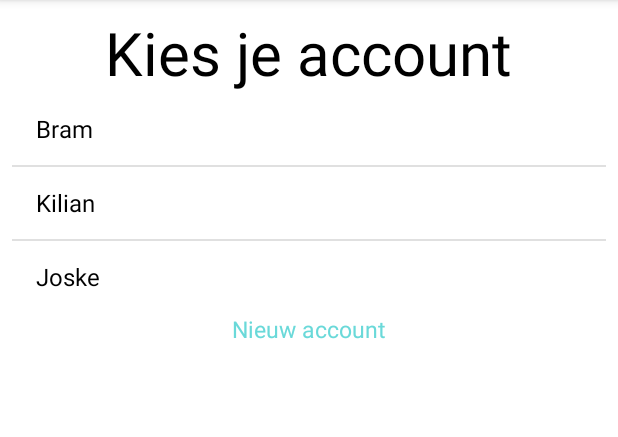
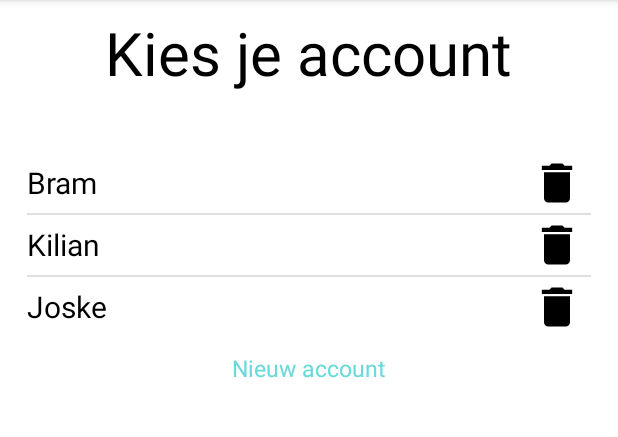
Before and after one commit to BramBleys/FlinkSpreken, an Android app: the screen it shows after launch (MainActivity), on a phone screen of 412 x 824 dp, the part 84-521 px from its top. Run offline under Robolectric (Android 15) with nearby library versions, the phone set to English and light mode, and no system bars.

Commit message:
Implemented delete account

```diff
--- /dev/null
+++ b/app/src/main/java/be/thomasmore/flinkspreken/AccountAdapter.java
@@ -0,0 +1,57 @@
+package be.thomasmore.flinkspreken;
+
+import android.content.Context;
+import android.util.Log;
+import android.view.LayoutInflater;
+import android.view.View;
+import android.view.ViewGroup;
+import android.widget.ArrayAdapter;
+import android.widget.ImageButton;
+import android.widget.ImageView;
+import android.widget.TextView;
+
+import java.util.List;
+
+public class AccountAdapter extends ArrayAdapter<Account> {
+    private final Context context;
+    private final List<Account> values;
+    private AdapterInterface listener;
+
+    public AccountAdapter(Context context, List<Account> values, AdapterInterface listener) {
+        super(context, R.layout.accountlistviewitem, values);
+        this.context = context;
+        this.values = values;
+        this.listener = listener;
+    }
+
+    @Override
+    public View getView(final int position, View convertView, ViewGroup parent) {
+        Holder holder = new Holder();
+
+        LayoutInflater inflater = (LayoutInflater) context.getSystemService(Context.LAYOUT_INFLATER_SERVICE);
+        convertView = inflater.inflate(R.layout.accountlistviewitem, null);
+
+        holder.naam = (TextView) convertView.findViewById(R.id.account_naam);
+        holder.deleteImage = (ImageView) convertView.findViewById(R.id.delete_icon);
+        holder.deleteImage.setTag(values.get(position).getId());
+
+        holder.deleteImage.setOnClickListener(new View.OnClickListener() {
+            @Override
+            public void onClick(View v) {
+                ImageView imageViewDelete = (ImageView) v;
+                long id = Integer.parseInt(imageViewDelete.getTag().toString());
+                listener.deleteAccount(id);
+            }
+        });
+
+        holder.naam.setText(values.get(position).getNaam());
+        holder.deleteImage.setImageResource(getContext().getResources().getIdentifier("delete_icon", "drawable", getContext().getPackageName()));
+        return convertView;
+    }
+
+    public static class Holder {
+        Holder holder;
+        TextView naam;
+        ImageView deleteImage;
+    }
+}
--- /dev/null
+++ b/app/src/main/java/be/thomasmore/flinkspreken/AdapterInterface.java
@@ -0,0 +1,5 @@
+package be.thomasmore.flinkspreken;
+
+public interface AdapterInterface {
+    void deleteAccount(long id);
+}
--- a/app/src/main/java/be/thomasmore/flinkspreken/MainActivity.java
+++ b/app/src/main/java/be/thomasmore/flinkspreken/MainActivity.java
@@ -1,17 +1,30 @@
 package be.thomasmore.flinkspreken;
 
 import android.content.Intent;
+import android.media.Image;
 import android.support.v7.app.AppCompatActivity;
 import android.os.Bundle;
+import android.util.Log;
 import android.view.View;
+import android.widget.AdapterView;
 import android.widget.ArrayAdapter;
+import android.widget.ImageButton;
+import android.widget.ImageView;
 import android.widget.ListView;
 
 import java.util.List;
 
-public class MainActivity extends AppCompatActivity {
+public class MainActivity extends AppCompatActivity{
 
     private DatabaseHelper db;
+    private List<Account> accounts;
+    private AdapterInterface listener = new AdapterInterface() {
+        @Override
+        public void deleteAccount(long id) {
+            db.deleteAccount(id);
+            getAccounts();
+        }
+    };
 
     @Override
     protected void onCreate(Bundle savedInstanceState) {
@@ -28,11 +41,21 @@ public class MainActivity extends AppCompatActivity {
     }
 
     private void getAccounts() {
-        final List<Account> accounts = db.getAccounts();
+        accounts = db.getAccounts();
 
-        ArrayAdapter<Account> adapter = new ArrayAdapter<Account>(this, android.R.layout.simple_list_item_1, accounts);
+        AccountAdapter accountAdapter = new AccountAdapter(getApplicationContext(), accounts, listener);
         final ListView listViewAccounts = (ListView) findViewById(R.id.accounts);
-        listViewAccounts.setAdapter(adapter);
+
+        listViewAccounts.setAdapter(accountAdapter);
+
+        listViewAccounts.setOnItemClickListener(new AdapterView.OnItemClickListener() {
+            @Override
+            public void onItemClick(AdapterView parentView, View childView, int position, long id) {
+
+                Log.i("click", accounts.get(position).getNaam());
+            }
+        });
+
     }
 
     public void onResume() {
--- /dev/null
+++ b/app/src/main/res/drawable/delete_icon.xml
@@ -0,0 +1,4 @@
+<vector android:height="50dp" android:viewportHeight="24.0"
+    android:viewportWidth="24.0" android:width="50dp" xmlns:android="http://schemas.android.com/apk/res/android">
+    <path android:fillColor="#FF000000" android:pathData="M6,19c0,1.1 0.9,2 2,2h8c1.1,0 2,-0.9 2,-2V7H6v12zM19,4h-3.5l-1,-1h-5l-1,1H5v2h14V4z"/>
+</vector>
--- /dev/null
+++ b/app/src/main/res/layout/accountlistviewitem.xml
@@ -0,0 +1,23 @@
+<?xml version="1.0" encoding="utf-8"?>
+<RelativeLayout xmlns:android="http://schemas.android.com/apk/res/android"
+    android:layout_width="match_parent"
+    android:layout_height="match_parent">
+
+    <TextView
+        android:id="@+id/account_naam"
+        android:layout_width="wrap_content"
+        android:layout_height="wrap_content"
+        android:layout_alignParentLeft="true"
+        android:layout_centerVertical="true"
+        android:textColor="@color/zwart"
+        android:textSize="20sp" />
+
+    <ImageView
+        android:id="@+id/delete_icon"
+        android:layout_width="40dp"
+        android:layout_height="40dp"
+        android:layout_alignParentRight="true"
+        android:paddingRight="5dp"
+        android:src="@drawable/delete_icon" />
+
+</RelativeLayout>
--- a/app/src/main/res/layout/activity_main.xml
+++ b/app/src/main/res/layout/activity_main.xml
@@ -30,19 +30,21 @@
             android:id="@+id/accounts"
             android:layout_width="fill_parent"
             android:layout_height="wrap_content"
+            android:layout_below="@id/account_text"
             android:dividerHeight="1dp"
-            android:layout_below="@id/account_text"/>
+            android:layout_marginTop="30dp"
+            android:padding="10dp"/>
 
         <TextView
             android:id="@+id/newAccount"
             android:layout_width="wrap_content"
             android:layout_height="wrap_content"
-            android:text="@string/new_account"
-            android:textSize="15sp"
             android:layout_below="@id/accounts"
             android:layout_centerHorizontal="true"
+            android:onClick="onClickNewAccount"
+            android:text="@string/new_account"
             android:textColor="@color/blauw"
-            android:onClick="onClickNewAccount"/>
+            android:textSize="15sp" />
 
 
     </RelativeLayout>
```
